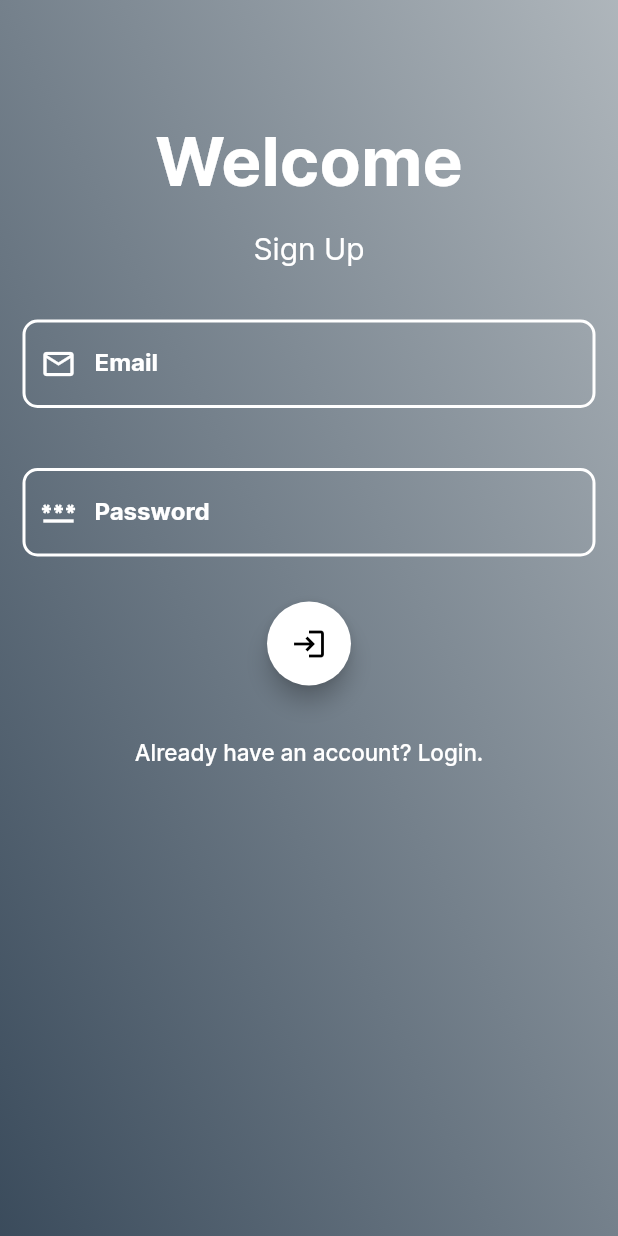
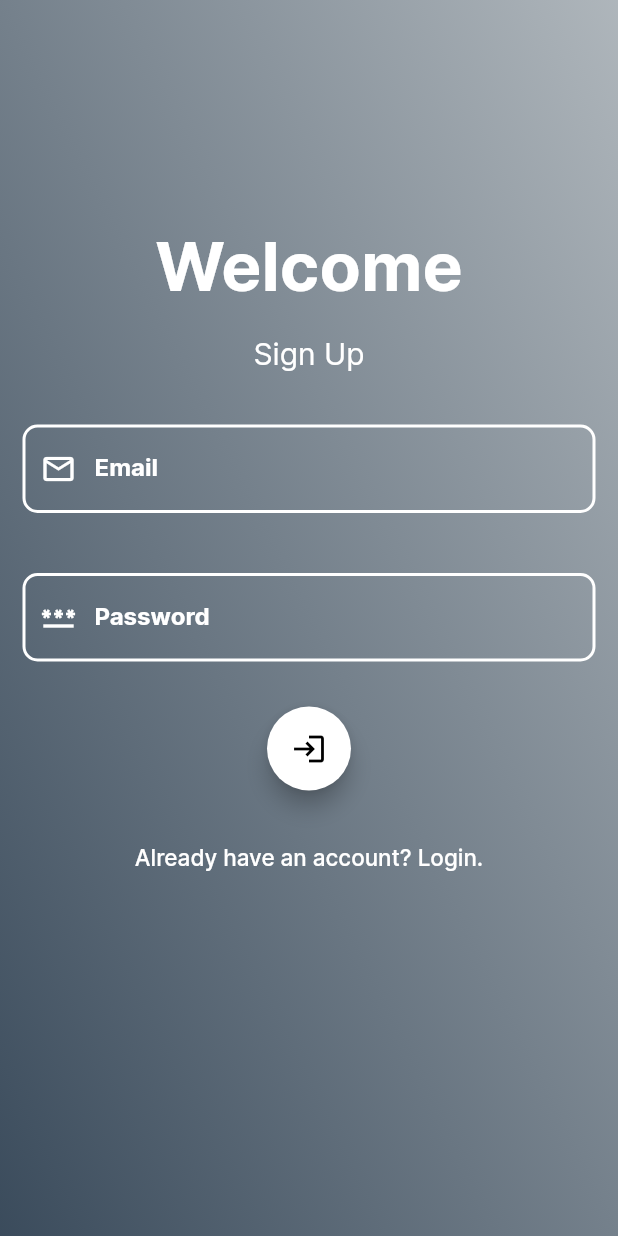
Before and after one commit to rajivkumarburra/PRODIGY_AD_02, a Flutter app: the screen it shows after launch, on a phone screen of 412 x 824 dp. Run offline on Flutter 3.47's test engine with Material 2 defaults, Android fonts, the phone set to English and light mode, and no system bars; our stand-ins replace cloud_firestore, firebase_auth, firebase_core, fluttertoast; accounts and stored records are empty.

Commit message:
changed some padding

```diff
--- a/lib/screens/auth_screen.dart
+++ b/lib/screens/auth_screen.dart
@@ -76,7 +76,7 @@ class _AuthScreenState extends State<AuthScreen> {
             transform: GradientRotation(0.5 * 3.14),
           ),
         ),
-        padding: const EdgeInsets.only(top: 80),
+        padding: const EdgeInsets.only(top: 150),
         child: Column(
           children: [
             const Text(
```
